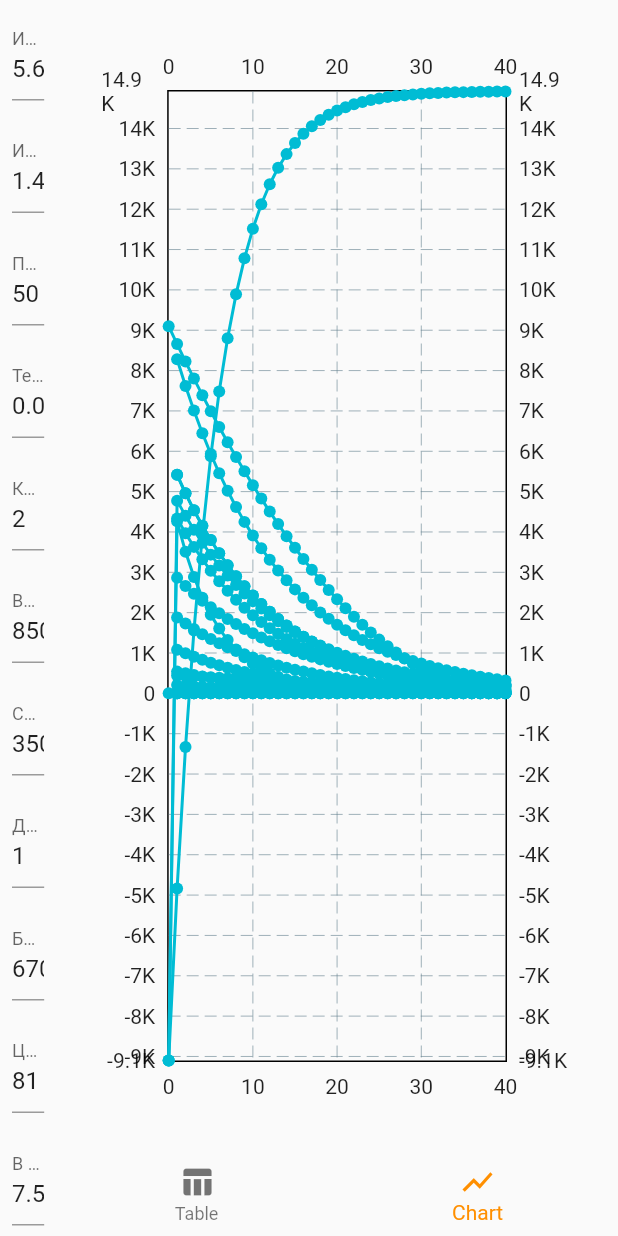
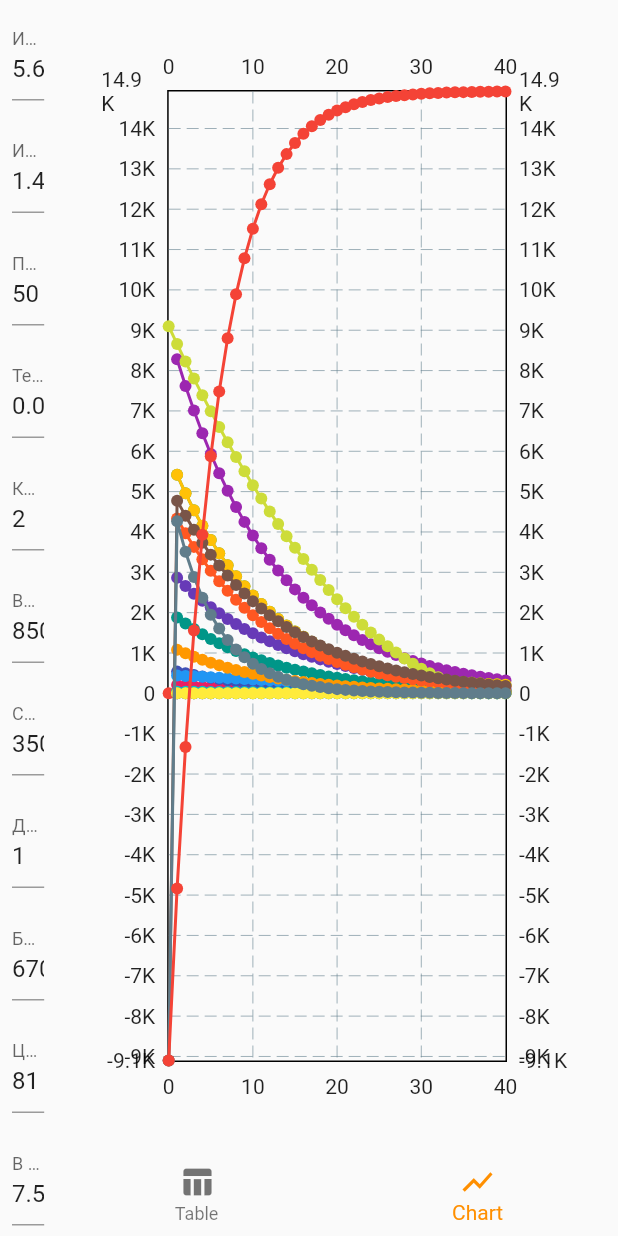
Before and after one commit to keet5/delphi_prog, a Flutter app: the screen it shows after launch, item 2 of the bottom bar chosen, on a phone screen of 412 x 824 dp. Run offline on Flutter 3.47's test engine with Material 2 defaults, Android fonts, the phone set to English and light mode, and no system bars; drawn by our look-alikes of fl_chart.

Commit message:
It is just workging

```diff
--- a/lib/screens/home.dart
+++ b/lib/screens/home.dart
@@ -241,16 +241,26 @@ class _HomeState extends State<Home> {
   }
 
   Widget buildLinePlot() {
-    return LineChart(
+    return Column(
+      children: [
+        Flexible(
+          child: LineChart(
             LineChartData(
               lineBarsData: rows
+                  .asMap()
+                  .entries
                   .map(
                     (row) => LineChartBarData(
-                spots: row.data
+                      colors: [
+                        Colors.primaries[row.key % Colors.primaries.length]
+                      ],
+                      spots: row.value.data
                           .asMap()
                           .entries
                           .map((e) => FlSpot(
-                        (e.key + _data.indexes.length - row.data.length)
+                              (e.key +
+                                      _data.indexes.length -
+                                      row.value.data.length)
                                   .toDouble(),
                               e.value.toDouble()))
                           .toList(),
@@ -258,6 +268,9 @@ class _HomeState extends State<Home> {
                   )
                   .toList(),
             ),
+          ),
+        ),
+      ],
     );
   }
 
```
Lines whose indentation alone changed are shown as unchanged.
